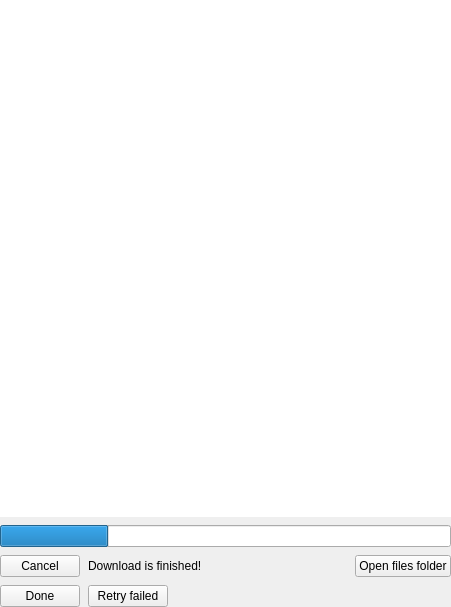
Qt form vms/client/nx_vms_client_desktop/src/nx/vms/client/desktop/system_administration/widgets/logs_management_widget.ui (networkoptix/nx_open) before a commit.
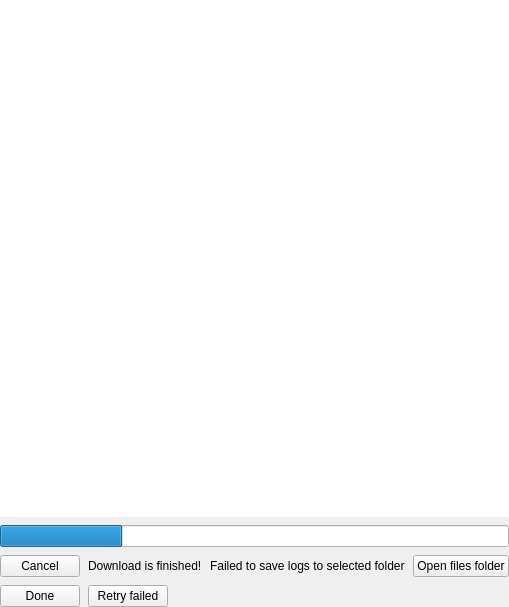
The same form after that commit. The open tabs and pages were chosen to show the change. Custom widgets are drawn as their Qt base class.

Commit message:
VMS-35242: Fix behavior on trying to save logs to non writable folder
Fixes VMS-35242

Diff of the .ui file:
```diff
--- a/vms/client/nx_vms_client_desktop/src/nx/vms/client/desktop/system_administration/widgets/logs_management_widget.ui
+++ b/vms/client/nx_vms_client_desktop/src/nx/vms/client/desktop/system_administration/widgets/logs_management_widget.ui
@@ -181,6 +181,13 @@
            </property>
           </widget>
          </item>
+         <item>
+          <widget class="QLabel" name="errorLabel">
+           <property name="text">
+            <string>Failed to save logs to selected folder</string>
+           </property>
+          </widget>
+         </item>
          <item>
           <spacer name="horizontalSpacer_2">
            <property name="orientation">
```
The commit also changes 3 other files.
